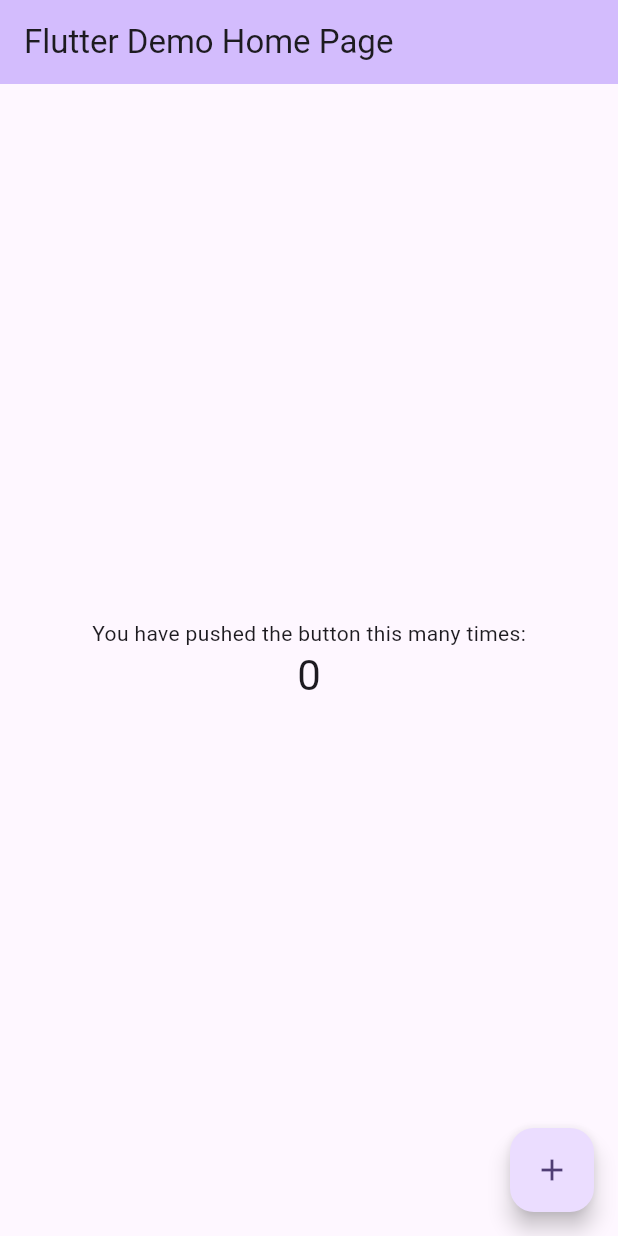
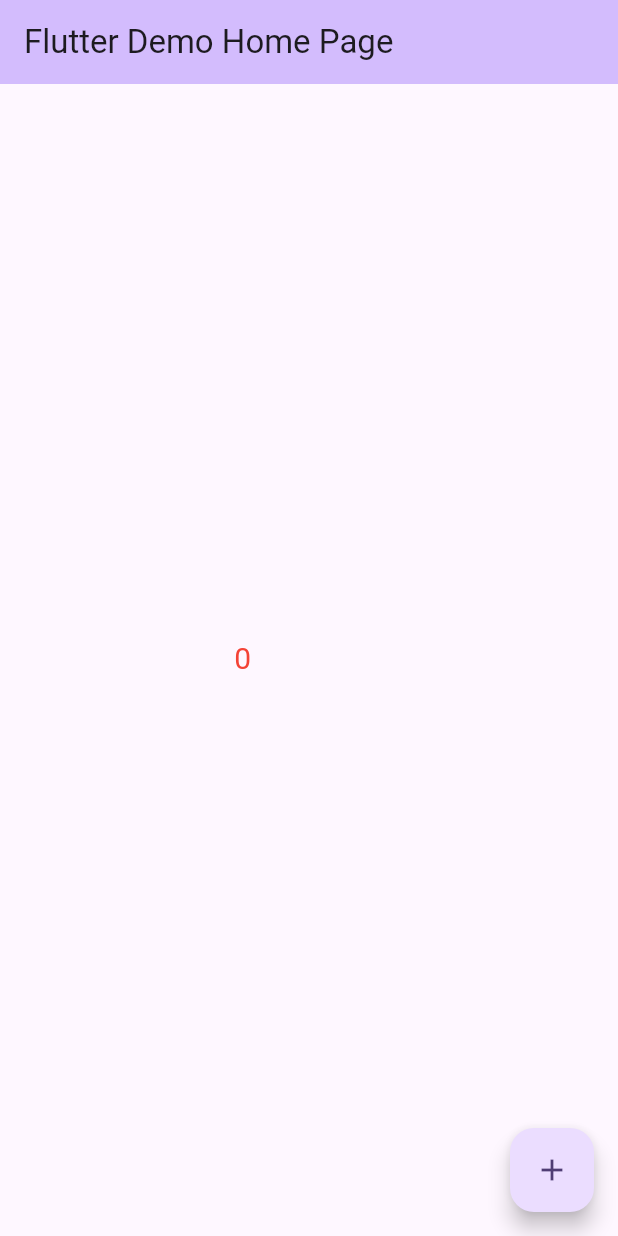
Before and after one commit to xiaokinglong/f_learning_path, a Flutter app: the screen it shows after launch, on a phone screen of 412 x 824 dp. Run offline on Flutter 3.47's test engine with Material 3 defaults, Android fonts, the phone set to English and light mode, and no system bars.

Commit message:
fix: 一个counter的组件

```diff
--- a/lib/main.dart
+++ b/lib/main.dart
@@ -1,3 +1,4 @@
+import 'package:f_learning_path/widget/Counter/index.dart';
 import 'package:flutter/material.dart';
 
 // 定义一个 类
@@ -26,11 +27,6 @@ class Math {
 }
 
 void main() {
-  final math = new Math(1);
-  math.cnsoleStart(12);
-  print(math.value);
-  math.add = 3;
-  print(math.value);
   runApp(const MyApp());
 }
 
@@ -79,12 +75,16 @@ class _MyHomePageState extends State<MyHomePage> {
         child: Column(
           mainAxisAlignment: MainAxisAlignment.center,
           children: <Widget>[
-            const Text(
-              'You have pushed the button this many times:',
-            ),
-            Text(
-              '$_counter',
-              style: Theme.of(context).textTheme.headlineMedium,
+            Counter(
+              count: _counter,
+              height: 30,
+              duration: Duration(
+                seconds: 2,
+              ),
+              style: const TextStyle(
+                fontSize: 20,
+                color: Colors.red,
+              ),
             ),
           ],
         ),
--- /dev/null
+++ b/lib/widget/Counter/index.dart
@@ -0,0 +1,50 @@
+import 'package:flutter/material.dart';
+
+// 一个基础的数字滚动 widget
+class Counter extends StatelessWidget {
+  final int count; // 要滚动的数字
+  final TextStyle? style; // 数字的样式的样式
+  final Duration duration; // 滚动的时间
+  final double height; // 滚动的高度
+  const Counter({
+    super.key,
+    required this.count,
+    required this.duration,
+    this.style,
+    required this.height,
+  });
+
+  @override
+  Widget build(BuildContext context) {
+    return Container(
+      width: 100,
+      height: height,
+      child: TweenAnimationBuilder(
+        duration: duration,
+        tween: Tween(end: count.toDouble()),
+        builder: (context, value, child) {
+          final whole = value ~/ 1; // 取整
+          final process = value - whole; // 取小数部分
+          return Stack(
+            children: [
+              Positioned(
+                top: -height * process, // 0 ----> 100
+                child: Text(
+                  '$whole',
+                  style: style,
+                ),
+              ),
+              Positioned(
+                top: height - process * height, // -100 ---> 0
+                child: Text(
+                  (whole + 1).toString(),
+                  style: style,
+                ),
+              ),
+            ],
+          );
+        },
+      ),
+    );
+  }
+}
```
